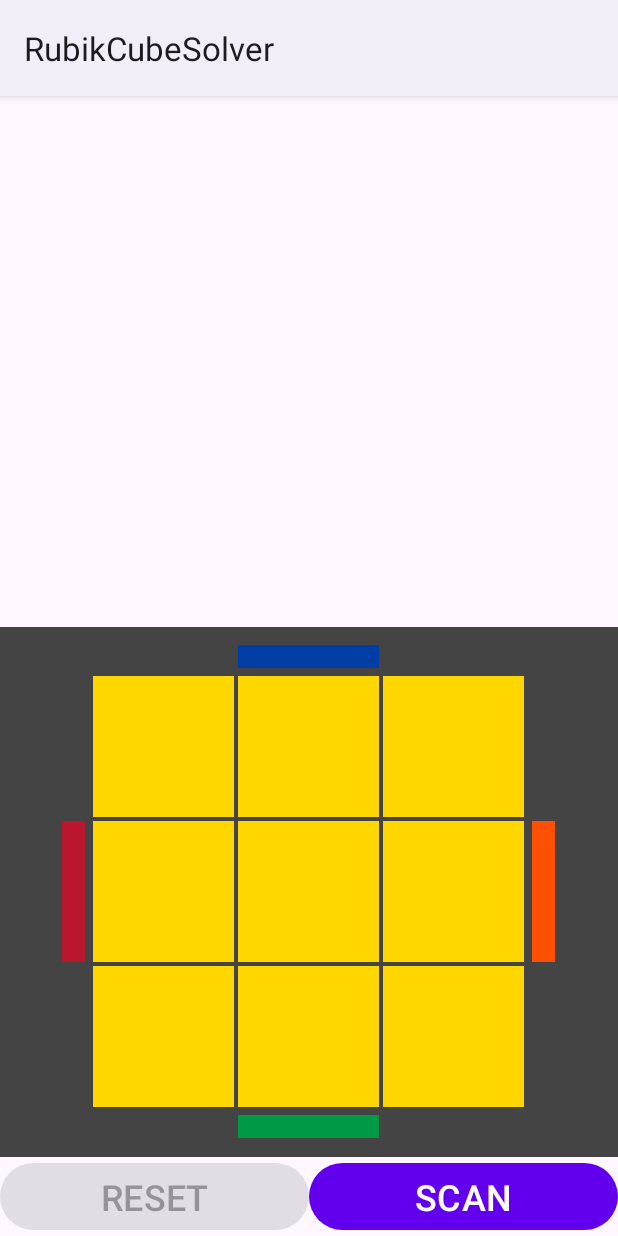
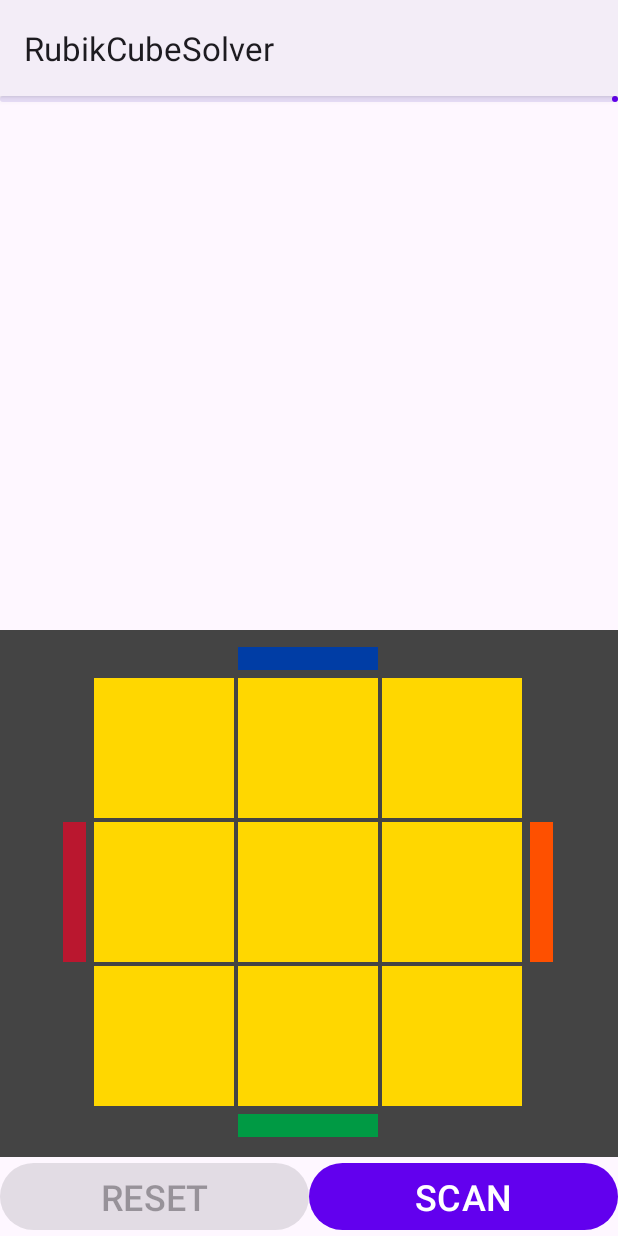
Before and after one commit to ucchiee/AndroidRubikCubeSolver, an Android app: the screen it shows after launch (MainActivity), on a phone screen of 412 x 824 dp. Run offline under Robolectric (Android 15) with nearby library versions, the phone set to English and light mode, and no system bars; libraries missing offline, so code that uses them is left out: androidx.camera.core, androidx.camera.lifecycle, org.opencv.android, org.opencv.core, org.opencv.imgproc and 2 more; 5 statements that could not run were skipped.

Commit message:
feat: implemented lineIndicator

```diff
--- a/app/build.gradle
+++ b/app/build.gradle
@@ -7,7 +7,7 @@ android {
 
     defaultConfig {
         applicationId "jp.ac.titech.itpro.sdl.rubikcubesolver"
-        minSdk 22
+        minSdk 24
         targetSdk 32
         versionCode 1
         versionName "1.0"
--- a/app/src/main/java/jp/ac/titech/itpro/sdl/rubikcubesolver/MainActivity.java
+++ b/app/src/main/java/jp/ac/titech/itpro/sdl/rubikcubesolver/MainActivity.java
@@ -29,6 +29,7 @@ import androidx.core.content.ContextCompat;
 import androidx.lifecycle.LifecycleOwner;
 
 import com.google.android.material.dialog.MaterialAlertDialogBuilder;
+import com.google.android.material.progressindicator.LinearProgressIndicator;
 import com.google.common.util.concurrent.ListenableFuture;
 
 import org.opencv.android.Utils;
@@ -51,6 +52,7 @@ public class MainActivity extends AppCompatActivity {
     private final String[] REQUIRED_PERMISSIONS = new String[]{"android.permission.CAMERA", "android.permission.WRITE_EXTERNAL_STORAGE"};
 
     /*** Views ***/
+    protected LinearProgressIndicator scanIndicator;
     protected ImageView imageView;
     private CubeView cubeView;
     private Button resetButton;
@@ -81,10 +83,14 @@ public class MainActivity extends AppCompatActivity {
         super.onCreate(savedInstanceState);
         setContentView(R.layout.activity_main);
 
+        scanIndicator = findViewById(R.id.scanIndicator);
         imageView = findViewById(R.id.imageView);
         cubeView = findViewById(R.id.cubeView);
         resetButton = findViewById(R.id.resetButton);
         scanButton = findViewById(R.id.scanButton);
+
+        scanIndicator.show();
+        updateIndicator();
 
         scanButton.setOnClickListener(new View.OnClickListener() {
             @Override
@@ -120,6 +126,7 @@ public class MainActivity extends AppCompatActivity {
                 } else {
                     // solve
                     currentFaceIdx++;
+                    updateIndicator();
                     new Thread(() -> callSolver()).start();
                 }
             }
@@ -223,6 +230,11 @@ public class MainActivity extends AppCompatActivity {
         cubeView.setSideColors(ImageUtil.arrSideColors[currentFaceIdx]);
         cubeView.setFrontColors(detectedColor);
         cubeView.setCenterColor(ImageUtil.colorLabel[currentFaceIdx]);
+        updateIndicator();
+    }
+
+    private void updateIndicator() {
+        scanIndicator.setProgress((int)(100 / 6) * currentFaceIdx, true);
     }
 
     private void startCamera() {
--- a/app/src/main/res/layout/activity_main.xml
+++ b/app/src/main/res/layout/activity_main.xml
@@ -6,6 +6,18 @@
     android:layout_height="match_parent"
     tools:context=".MainActivity">
 
+    <com.google.android.material.progressindicator.LinearProgressIndicator
+        android:id="@+id/scanIndicator"
+        android:layout_width="match_parent"
+        android:layout_height="wrap_content"
+        android:indeterminate="false"
+        app:hideAnimationBehavior="outward"
+        app:layout_constraintBottom_toTopOf="@id/imageView"
+        app:layout_constraintEnd_toEndOf="parent"
+        app:layout_constraintStart_toStartOf="parent"
+        app:layout_constraintTop_toTopOf="parent"
+        app:showAnimationBehavior="inward" />
+
     <ImageView
         android:id="@+id/imageView"
         android:layout_width="0dp"
@@ -13,7 +25,7 @@
         app:layout_constraintBottom_toTopOf="@id/cubeView"
         app:layout_constraintEnd_toEndOf="parent"
         app:layout_constraintStart_toStartOf="parent"
-        app:layout_constraintTop_toTopOf="parent" />
+        app:layout_constraintTop_toBottomOf="@id/scanIndicator" />
 
     <jp.ac.titech.itpro.sdl.rubikcubesolver.CubeView
         android:id="@+id/cubeView"
```
